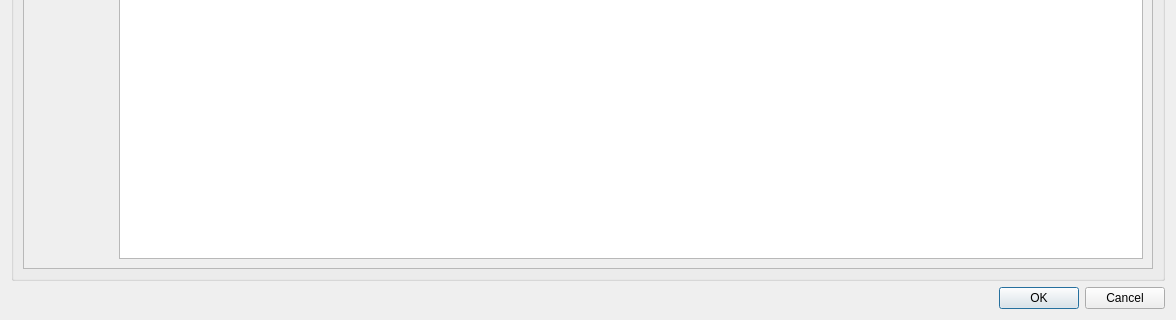
This is ui/forms/dienstplanForm.ui in flurl/lagerManager as Qt 5 draws it before an edit; both pictures show x 0 to 1176 and y 409 to 729 of the 1176 by 729 pixel window. The edited form follows.
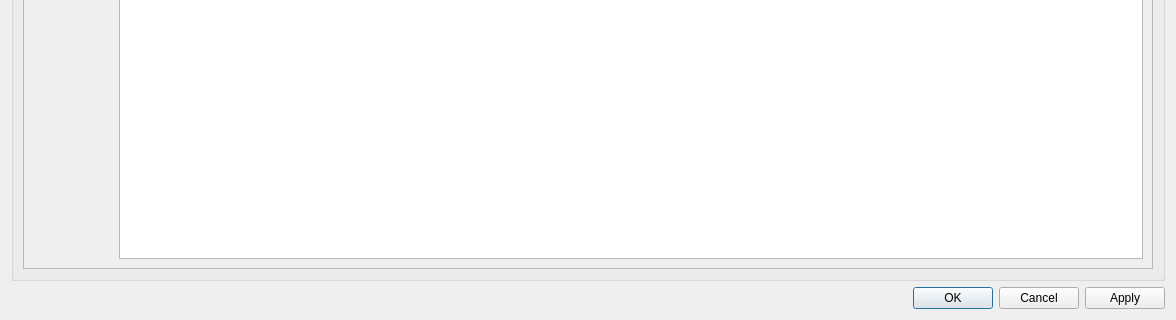
This is the edited form.

Commit message: speichern button zur dienstplan form hinzugefügt

```diff
--- a/ui/forms/dienstplanForm.ui
+++ b/ui/forms/dienstplanForm.ui
@@ -165,11 +165,15 @@
     </widget>
    </item>
    <item>
+    <layout class="QHBoxLayout" name="horizontalLayout_4">
+     <item>
     <widget class="QDialogButtonBox" name="buttonBox">
      <property name="standardButtons">
-      <set>QDialogButtonBox::Cancel|QDialogButtonBox::Ok</set>
-     </property>
-    </widget>
+        <set>QDialogButtonBox::Apply|QDialogButtonBox::Cancel|QDialogButtonBox::Ok</set>
+       </property>
+      </widget>
+     </item>
+    </layout>
    </item>
   </layout>
  </widget>
```
Left out of the diff: 2 changed lines with no effect on the pictures. Lines whose indentation alone changed are shown as unchanged. The commit also changes 2 other files.
